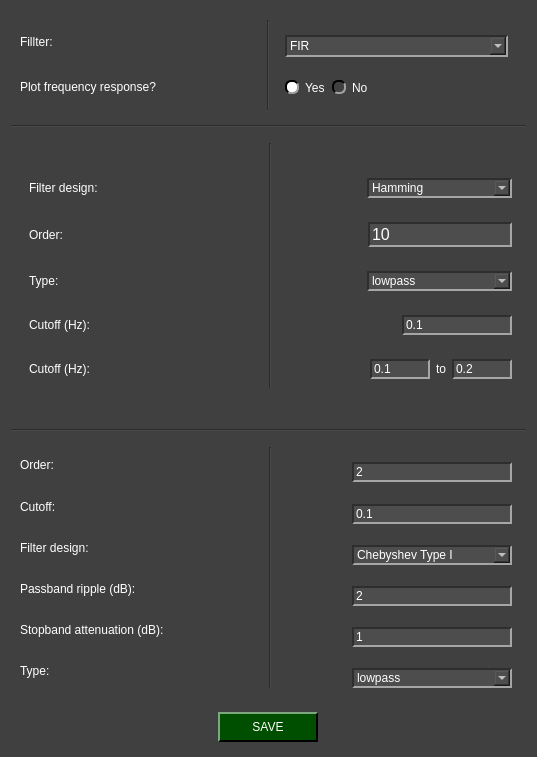
First picture: the form in pydaq/uis/PYDAQ_Digital_filterss_NIDAQ_widget.ui, repository samirmartins/pydaq, before the edit.
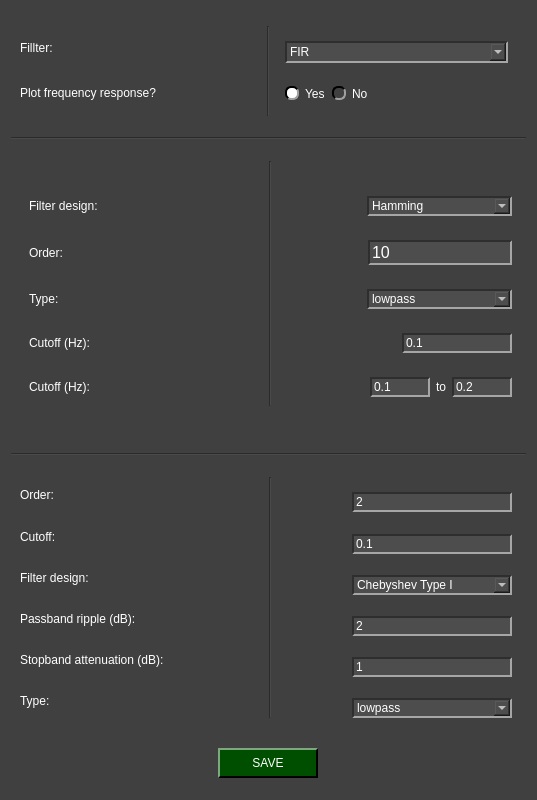
Second picture: the form after the edit. Icons and pictures are not drawn.

Patch:
```diff
--- a/pydaq/uis/PYDAQ_Digital_filterss_NIDAQ_widget.ui
+++ b/pydaq/uis/PYDAQ_Digital_filterss_NIDAQ_widget.ui
@@ -7,7 +7,7 @@
     <x>0</x>
     <y>0</y>
     <width>537</width>
-    <height>757</height>
+    <height>800</height>
    </rect>
   </property>
   <property name="minimumSize">
@@ -929,6 +929,9 @@
         <layout class="QGridLayout" name="gridLayout_18">
          <item row="0" column="0" alignment="Qt::AlignmentFlag::AlignRight">
           <widget class="QLineEdit" name="fc1_line">
+           <property name="enabled">
+            <bool>true</bool>
+           </property>
            <property name="minimumSize">
             <size>
              <width>60</width>
```
